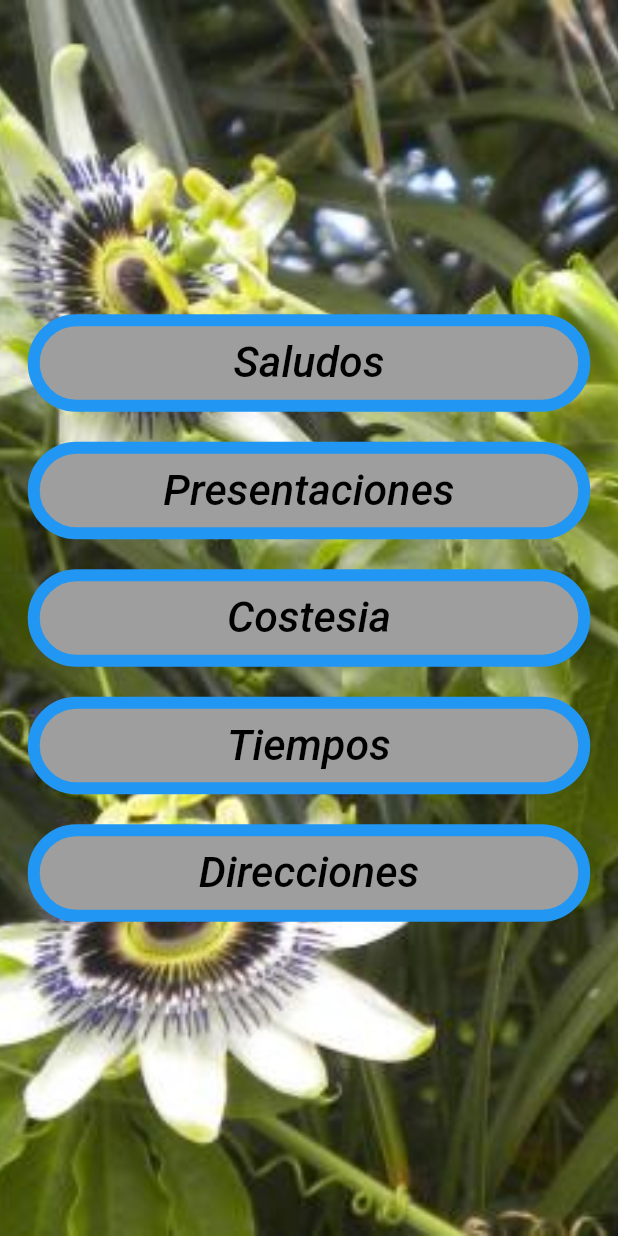
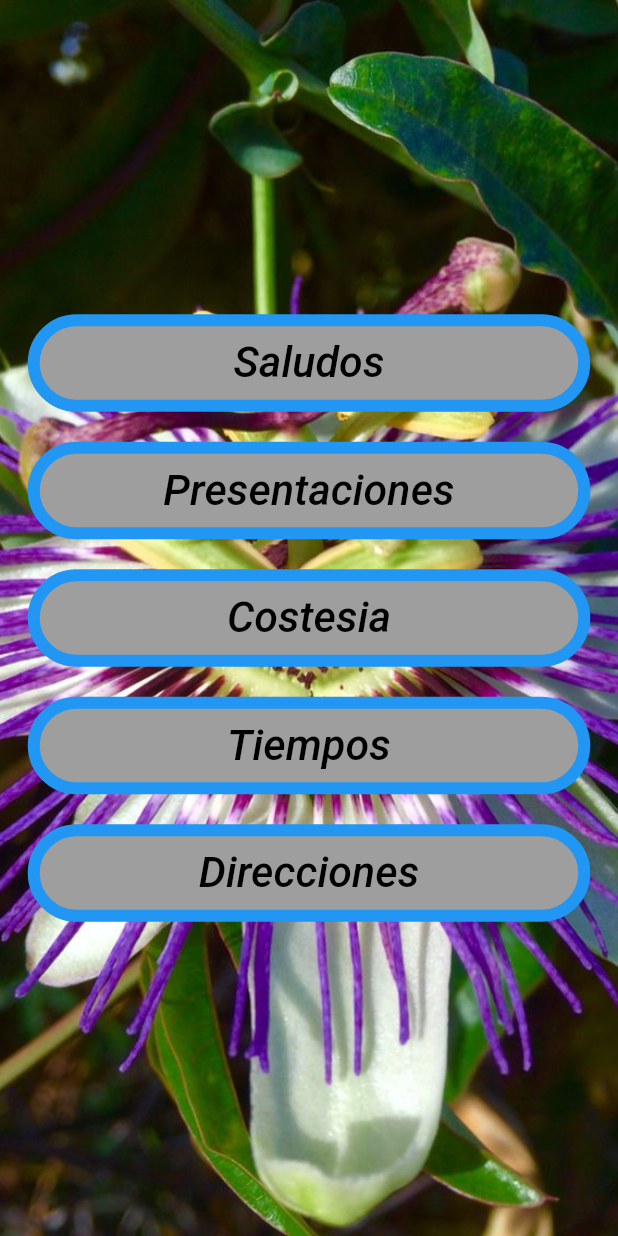
Before and after one commit to Zorro-cristal/Guara, a Flutter app: the Frases screen opened directly, on a phone screen of 412 x 824 dp. Run offline on Flutter 3.47's test engine with Material 2 defaults, Android fonts, the phone set to English and light mode, and no system bars; our stand-ins replace google_mobile_ads, googleapis_auth; missing offline and left inert: flutter_email_sender, googleapis.

```diff
--- a/lib/styles/fondo_pantalla.dart
+++ b/lib/styles/fondo_pantalla.dart
@@ -20,7 +20,7 @@ BoxDecoration Fondo_pantalla(pantalla) {
     case "info_guarani":
       return BoxDecoration(
           image: DecorationImage(
-              image: AssetImage("assets/images/mburucuya.jpg"),
+              image: AssetImage("assets/images/definicion.jpg"),
               fit: BoxFit.cover));
     default:
       return BoxDecoration();
```
Also changed, not shown: assets/images/definicion.jpg, assets/images/mburucuya.jpg, assets/images/principal.jpg.
